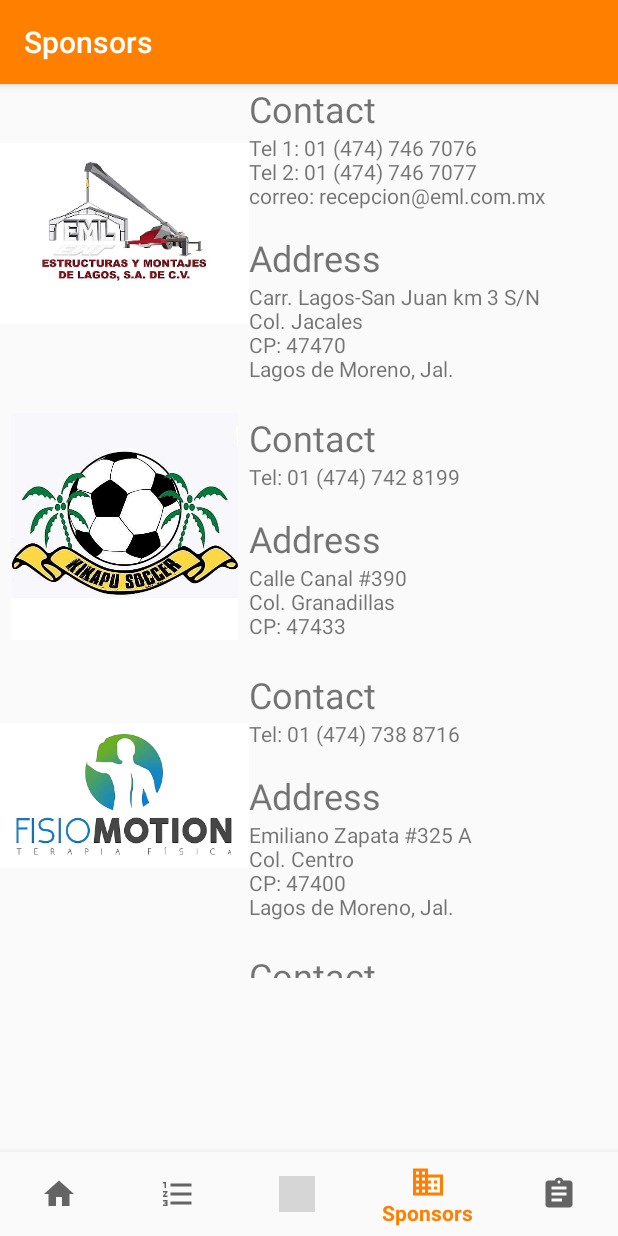
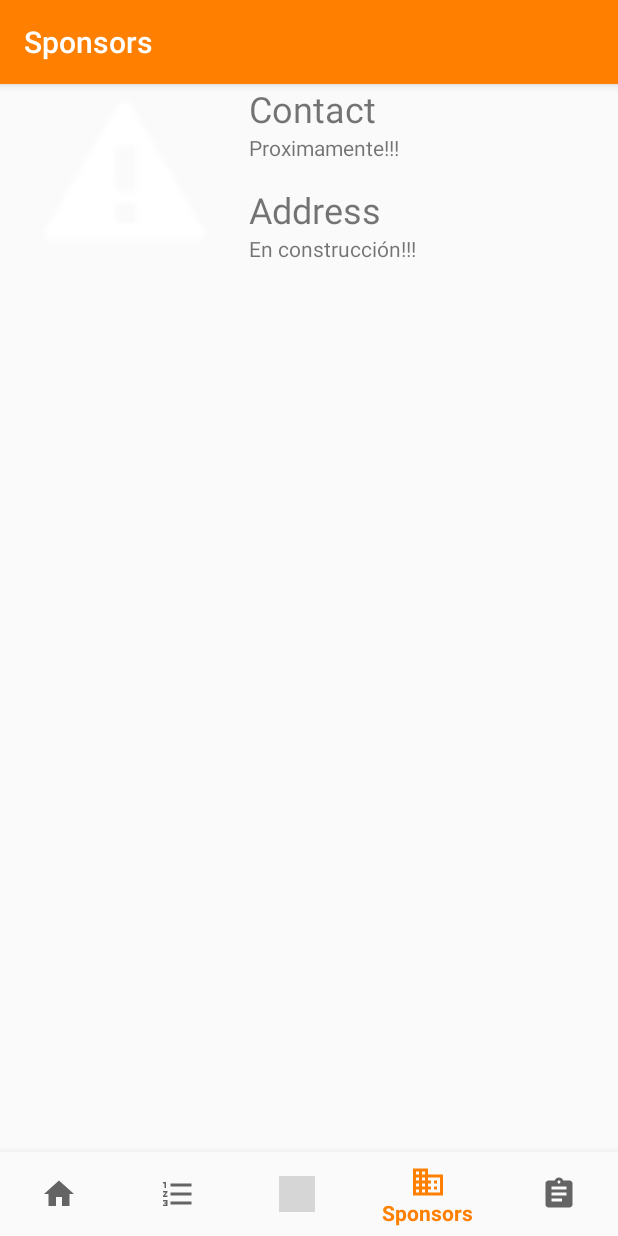
Before and after one commit to flimflo/AlpHa-Android, an Android app: the SponsorsFragment screen opened through its navigation route, on a phone screen of 412 x 824 dp. Run offline under Robolectric (Android 15) with nearby library versions, the phone set to English and light mode, and no system bars; our stand-ins replace Picasso, Room's generated code, Volley, navigation-ui; network calls fail; pictures from the network do not load; 2 statements that could not run were skipped; grey boxes are pictures that could not be loaded.

Commit message:
Sponsors Hidden

```diff
--- a/app/src/main/java/com/flimflo/alpha/ui/sponsors/SponsorsFragment.kt
+++ b/app/src/main/java/com/flimflo/alpha/ui/sponsors/SponsorsFragment.kt
@@ -12,7 +12,7 @@ import kotlinx.android.synthetic.main.fragment_sponsors.*
 class SponsorsFragment : Fragment() {
 
     val sponsors: List<Sponsors> = listOf(
-        Sponsors("Tel 1: 01 (474) 746 7076\n" + "Tel 2: 01 (474) 746 7077\n" + "correo: recepcion@eml.com.mx","Carr. Lagos-San Juan km 3 S/N\n" +
+        /*Sponsors("Tel 1: 01 (474) 746 7076\n" + "Tel 2: 01 (474) 746 7077\n" + "correo: recepcion@eml.com.mx","Carr. Lagos-San Juan km 3 S/N\n" +
                 "Col. Jacales\n" +
                 "CP: 47470\n" +
                 "Lagos de Moreno, Jal.", R.drawable.eml_logo),
@@ -26,7 +26,8 @@ class SponsorsFragment : Fragment() {
         Sponsors("Tel: 474 108 2758\n" + "correo: recepcion@eml.com.mx","Calle Francisco I.Madero #484 timbre 4\n" +
                 "Col. Centro\n" +
                 "CP: 47400\n" +
-                "Lagos de Moreno, Jal.", R.drawable.nutrisana_logo)
+                "Lagos de Moreno, Jal.", R.drawable.nutrisana_logo)*/
+        Sponsors("Proximamente!!!","En construcción!!!", android.R.drawable.stat_notify_error)
        )
 
     override fun onCreateView(
```
